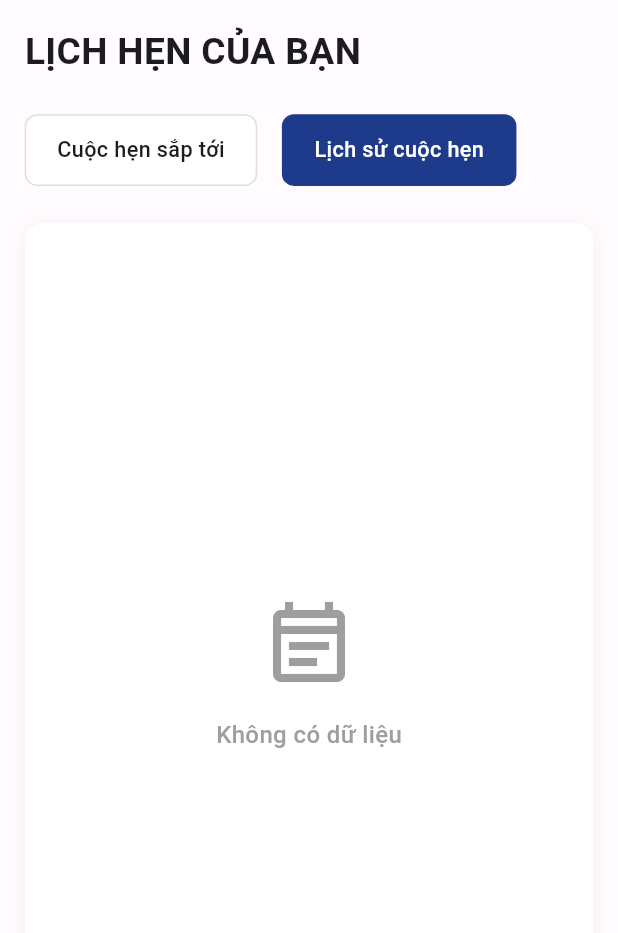
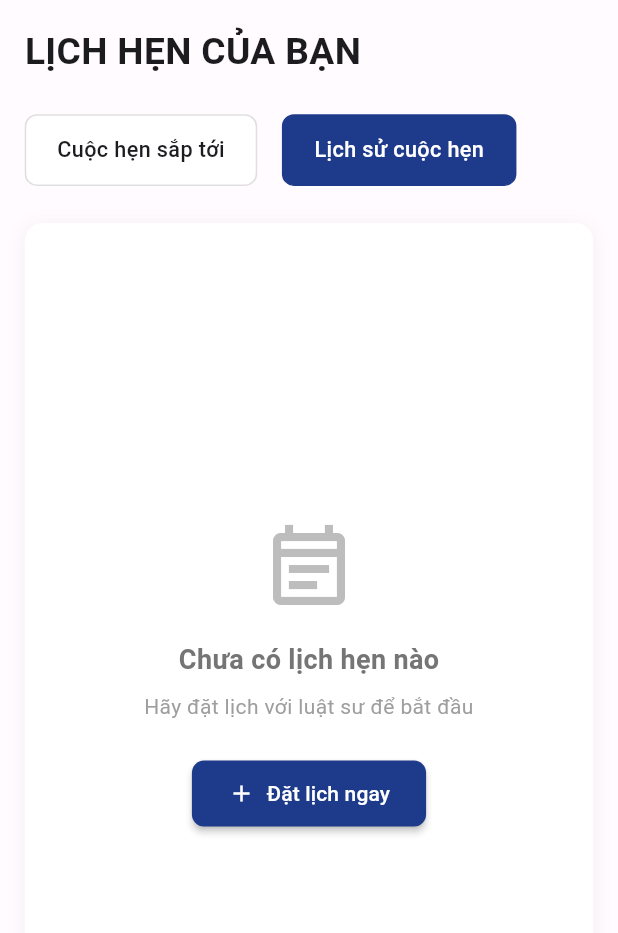
Before and after one commit to NKXTT1504/basico-lawyer-appointment-system, a Flutter app: the AppointmentListPage screen opened by its route, on a phone screen of 412 x 824 dp, the part 84-1017 px from its top. Run offline on Flutter 3.47's test engine with Material 3 defaults, Android fonts, the phone set to English and light mode, and no system bars; our stand-ins replace connectivity_plus, dio, equatable, flutter_bloc, flutter_screenutil, get_it and 3 more; accounts and stored records are empty.

```diff
--- a/lib/features/appointment/presentation/widgets/appointment_table.dart
+++ b/lib/features/appointment/presentation/widgets/appointment_table.dart
@@ -1,15 +1,16 @@
 import 'package:flutter/material.dart';
 import 'package:flutter_screenutil/flutter_screenutil.dart';
 import '../../../../core/theme/app_colors.dart';
-import '../../../../core/theme/app_text_styles.dart';
 import '../../domain/entities/appointment.dart';
 
 class AppointmentTable extends StatelessWidget {
   final List<Appointment> appointments;
+  final VoidCallback? onBookAppointment;
 
   const AppointmentTable({
     super.key,
     required this.appointments,
+    this.onBookAppointment,
   });
 
   @override
@@ -203,7 +204,8 @@ class AppointmentTable extends StatelessWidget {
     );
   }
 
-  Widget _buildMobileAppointmentCard(BuildContext context, Appointment appointment, int index) {
+  Widget _buildMobileAppointmentCard(
+      BuildContext context, Appointment appointment, int index) {
     final screenWidth = MediaQuery.of(context).size.width;
     final screenHeight = MediaQuery.of(context).size.height;
 
@@ -279,24 +281,48 @@ class AppointmentTable extends StatelessWidget {
   }
 
   Widget _buildEmptyState() {
-    return const Center(
+    return Center(
       child: Padding(
-        padding: EdgeInsets.all(32.0),
+        padding: const EdgeInsets.all(32.0),
         child: Column(
           mainAxisAlignment: MainAxisAlignment.center,
           children: [
             Icon(
               Icons.event_note_outlined,
               size: 64,
-              color: Colors.grey,
+              color: Colors.grey[400],
             ),
-            SizedBox(height: 16),
+            const SizedBox(height: 16),
             Text(
-              'Không có dữ liệu',
+              'Chưa có lịch hẹn nào',
               style: TextStyle(
-                fontSize: 16,
-                color: Colors.grey,
-                fontWeight: FontWeight.w500,
+                fontSize: 18,
+                color: Colors.grey[600],
+                fontWeight: FontWeight.w600,
+              ),
+            ),
+            const SizedBox(height: 8),
+            Text(
+              'Hãy đặt lịch với luật sư để bắt đầu',
+              style: TextStyle(
+                fontSize: 14,
+                color: Colors.grey[500],
+              ),
+              textAlign: TextAlign.center,
+            ),
+            const SizedBox(height: 24),
+            ElevatedButton.icon(
+              onPressed: onBookAppointment,
+              icon: const Icon(Icons.add),
+              label: const Text('Đặt lịch ngay'),
+              style: ElevatedButton.styleFrom(
+                backgroundColor: const Color(0xFF1E3A8A),
+                foregroundColor: Colors.white,
+                padding:
+                    const EdgeInsets.symmetric(horizontal: 24, vertical: 12),
+                shape: RoundedRectangleBorder(
+                  borderRadius: BorderRadius.circular(8),
+                ),
               ),
             ),
           ],
```
Also changed, not shown: lib/features/admin/data/services/user_storage_service.dart (+19 -6 lines), lib/features/appointment/presentation/pages/appointment_list_page.dart (+41 -3 lines).
